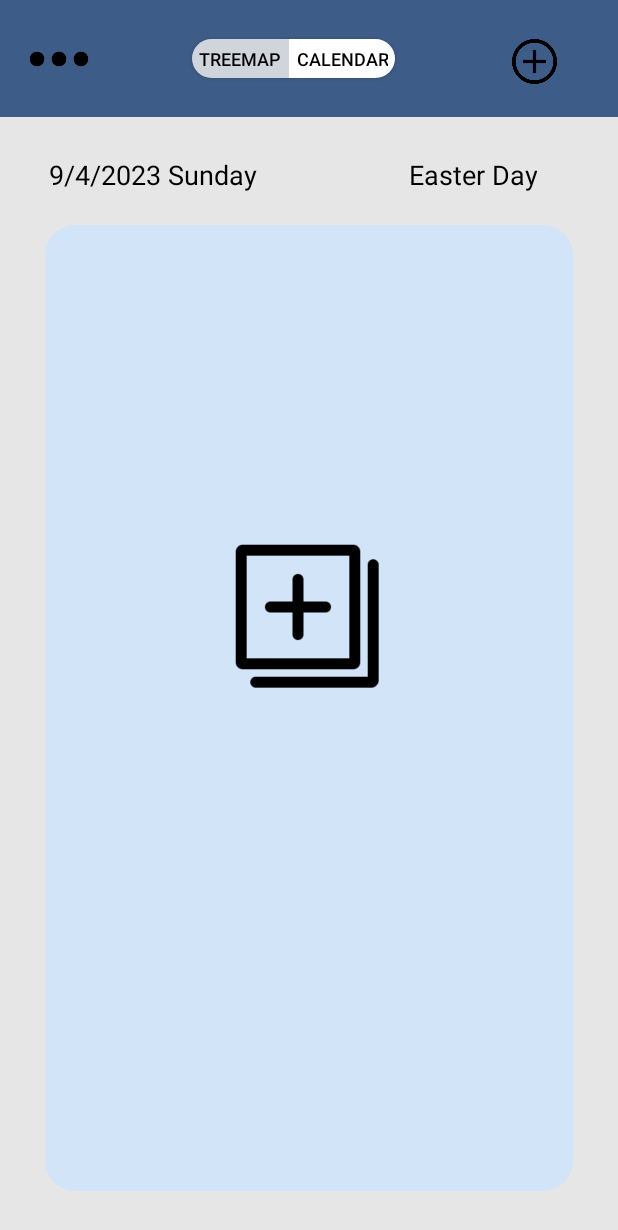
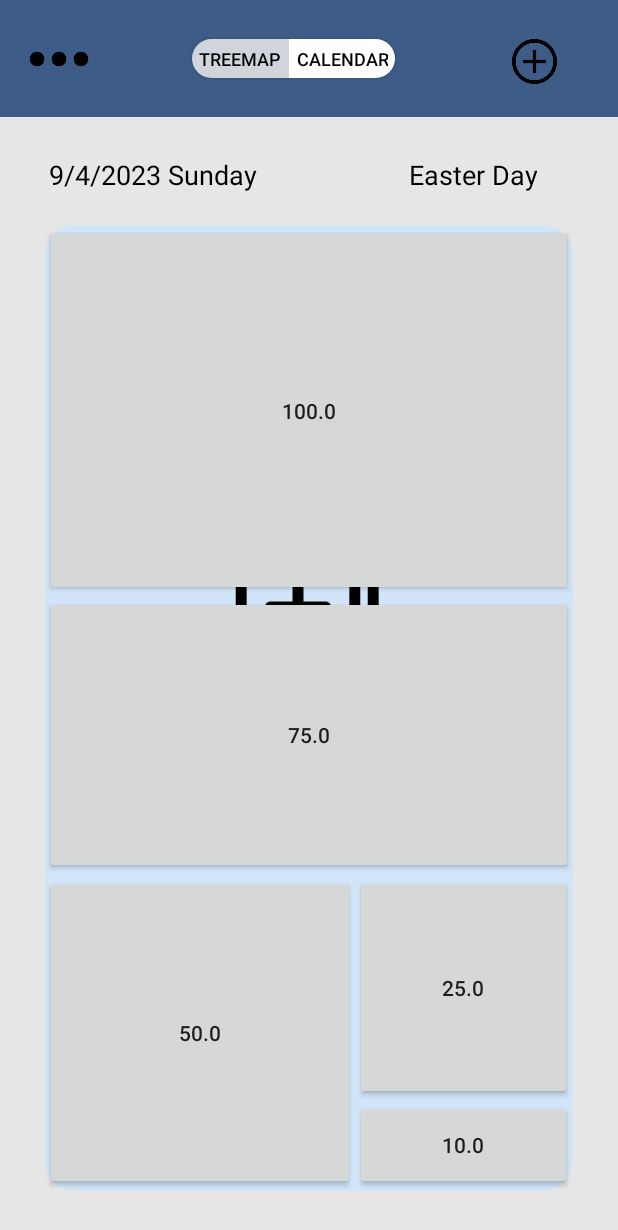
Before and after one commit to 1346798520/Cubes-day, an Android app: the screen it shows after launch (MainActivity), on a phone screen of 412 x 824 dp. Shown: the top 1230 px of the screen. Run offline under Robolectric (Android 15) with nearby library versions, the phone set to English and light mode, and no system bars; our stand-ins replace sdp/ssp sizes.

Commit message:
Add events Treemap view

```diff
--- a/app/build.gradle
+++ b/app/build.gradle
@@ -33,6 +33,7 @@ dependencies {
     implementation 'androidx.appcompat:appcompat:1.6.1'
     implementation 'com.google.android.material:material:1.8.0'
     implementation 'androidx.constraintlayout:constraintlayout:2.1.4'
+    implementation files('libs\\Squarify.jar')
     testImplementation 'junit:junit:4.13.2'
     androidTestImplementation 'androidx.test.ext:junit:1.1.5'
     androidTestImplementation 'androidx.test.espresso:espresso-core:3.5.1'
--- a/app/src/main/java/hk/hku/cs/cubesnote/ui/MainActivity.java
+++ b/app/src/main/java/hk/hku/cs/cubesnote/ui/MainActivity.java
@@ -1,10 +1,14 @@
 package hk.hku.cs.cubesnote.ui;
 
+import static java.lang.Math.round;
+
 import androidx.appcompat.app.AppCompatActivity;
+import androidx.constraintlayout.widget.ConstraintLayout;
 
 import android.content.Context;
 import android.content.Intent;
 import android.os.Bundle;
+import android.util.Log;
 import android.view.Gravity;
 import android.view.LayoutInflater;
 import android.view.MotionEvent;
@@ -14,11 +18,19 @@ import android.widget.Button;
 import android.widget.ImageButton;
 import android.widget.PopupWindow;
 
+import java.util.ArrayList;
+import java.util.Arrays;
+import java.util.List;
+import squarify.library.*;
+
 import hk.hku.cs.cubesnote.R;
+import hk.hku.cs.cubesnote.entity.CubeEvent;
+import hk.hku.cs.cubesnote.entity.CubeEventTreemapConfig;
 
 public class MainActivity extends AppCompatActivity {
     private ImageButton setBtn;
     private Context myContext;
+    private int btnIDIndex = 1000;
     @Override
     protected void onCreate(Bundle savedInstanceState) {
         super.onCreate(savedInstanceState);
@@ -34,6 +46,8 @@ public class MainActivity extends AppCompatActivity {
         ImageButton recordBtn = (ImageButton) findViewById(R.id.recordBtn);
         ImageButton recordBtn2 = (ImageButton) findViewById(R.id.recordBtn2);
         Button calendarBtn = (Button) findViewById(R.id.calendarBtn);
+
+        ConstraintLayout llContentView = (ConstraintLayout) this.findViewById(R.id.events);
         recordBtn.setOnClickListener(new View.OnClickListener() {
             @Override
             public void onClick(View v) {
@@ -55,6 +69,17 @@ public class MainActivity extends AppCompatActivity {
                 startActivity(intent);
             }
         });
+        CubeEvent event = null;
+        CubeEventTreemapConfig config = null;
+
+        llContentView.post(new Runnable() {
+            @Override
+            public void run() {
+                Integer width = llContentView.getWidth();
+                Integer height = llContentView.getHeight();
+                drawTreeEvents(height, width, event, config, llContentView);
+            }
+        });
     }
     private void initLeftPopWindow(View v) {
         View view = LayoutInflater.from(myContext).inflate(R.layout.left_menu, null, false);
@@ -69,4 +94,54 @@ public class MainActivity extends AppCompatActivity {
         });
         popWindow.showAtLocation(v, Gravity.LEFT, 0, 0);
     }
+
+    @Override
+    protected void onActivityResult(int requestCode, int resultCode, Intent data) {
+        super.onActivityResult(requestCode, resultCode, data);
+
+    }
+
+    private List<Integer> drawTreeEvents(Integer height, Integer width,
+                                         CubeEvent event, CubeEventTreemapConfig config,
+                                         ConstraintLayout llContentView) {
+        List<Integer> btnAddIDs = new ArrayList<>();
+
+        ArrayList<SquarifyRect> rects;  // The rects list will contain geometry for each rectangle to draw
+        ArrayList<Float> values = new ArrayList<Float>(Arrays.asList(50f, 25f, 100f, 10f, 75f)); // Values defining the squarified layout
+        Squarify s = new Squarify(values, 0, 0, width, height);
+        rects = s.getRects();
+
+
+        Log.i("testing", ""+height);
+        Log.i("testing", ""+width);
+
+        for (int i = 0; i < rects.size(); i++) {
+            // Draw a rectangle
+            SquarifyRect r = rects.get(i);
+            Log.i("test", "Id: " + r.getId() + ", Value: " + round(r.getValue()) + ", x: " + r.getX() + ", y: " + r.getY() + ", Dx:" + r.getDx() + ", Dy: " + r.getDy());
+
+            ConstraintLayout.LayoutParams params = new ConstraintLayout.LayoutParams((int)r.getDx(),(int)r.getDy());
+            params.leftToLeft = R.id.events;
+            params.topToTop = R.id.events;
+            params.leftMargin = (int) r.getX();
+            params.topMargin = (int) r.getY();
+
+
+            Button btnAdd = new Button(MainActivity.this);
+            btnAdd.setPadding(0,0,0,0);
+            btnAdd.setLayoutParams(params);
+            btnAdd.setText(""+r.getValue());
+
+
+            btnAdd.setTextAlignment(View.TEXT_ALIGNMENT_CENTER);
+            btnAdd.setId(btnIDIndex);
+            btnAddIDs.add(btnIDIndex);
+
+            btnIDIndex++;
+            llContentView.addView(btnAdd);
+        }
+        return btnAddIDs;
+
+
+    }
 }
--- a/app/src/main/res/layout/activity_main.xml
+++ b/app/src/main/res/layout/activity_main.xml
@@ -96,5 +96,15 @@
             android:layout_height="@dimen/_90sdp"
             android:layout_centerVertical="true"
             android:layout_centerHorizontal="true"/>
+        <androidx.constraintlayout.widget.ConstraintLayout
+            android:id="@+id/events"
+            android:layout_width="match_parent"
+            android:layout_height="match_parent"
+            android:layout_marginLeft="30dp"
+            android:layout_marginTop="150dp"
+            android:layout_marginRight="30dp"
+            android:layout_marginBottom="30dp">
+
+        </androidx.constraintlayout.widget.ConstraintLayout>
     </RelativeLayout>
 </ScrollView>
```
Also changed, not shown: app/libs/Squarify.jar (added).
